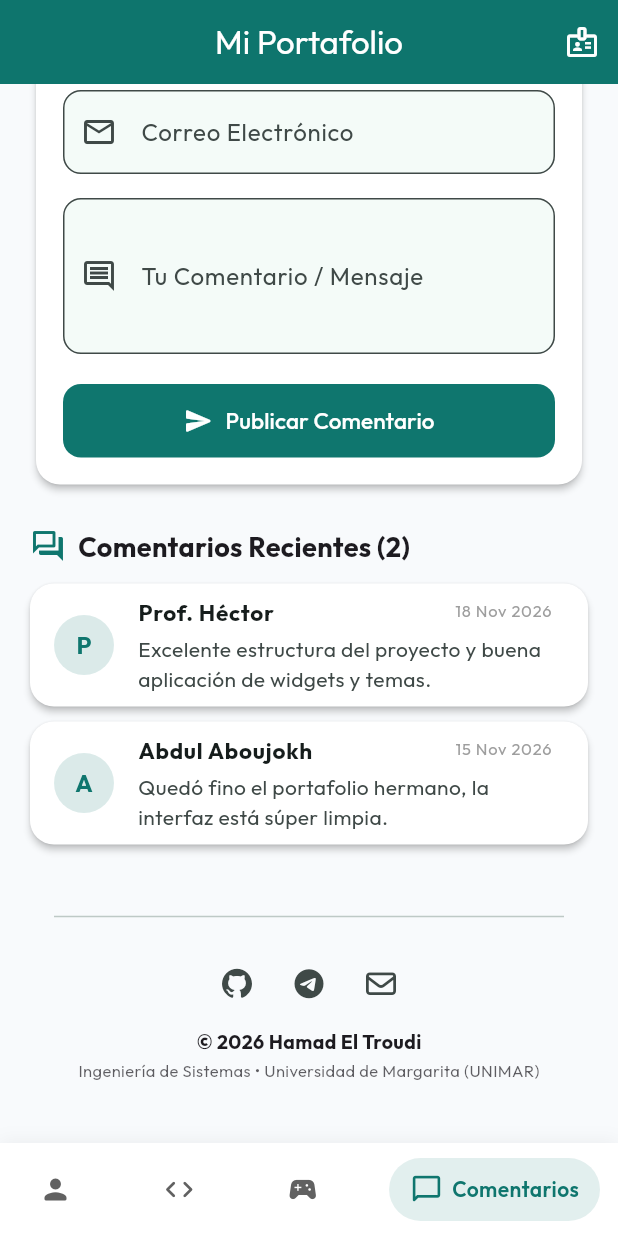
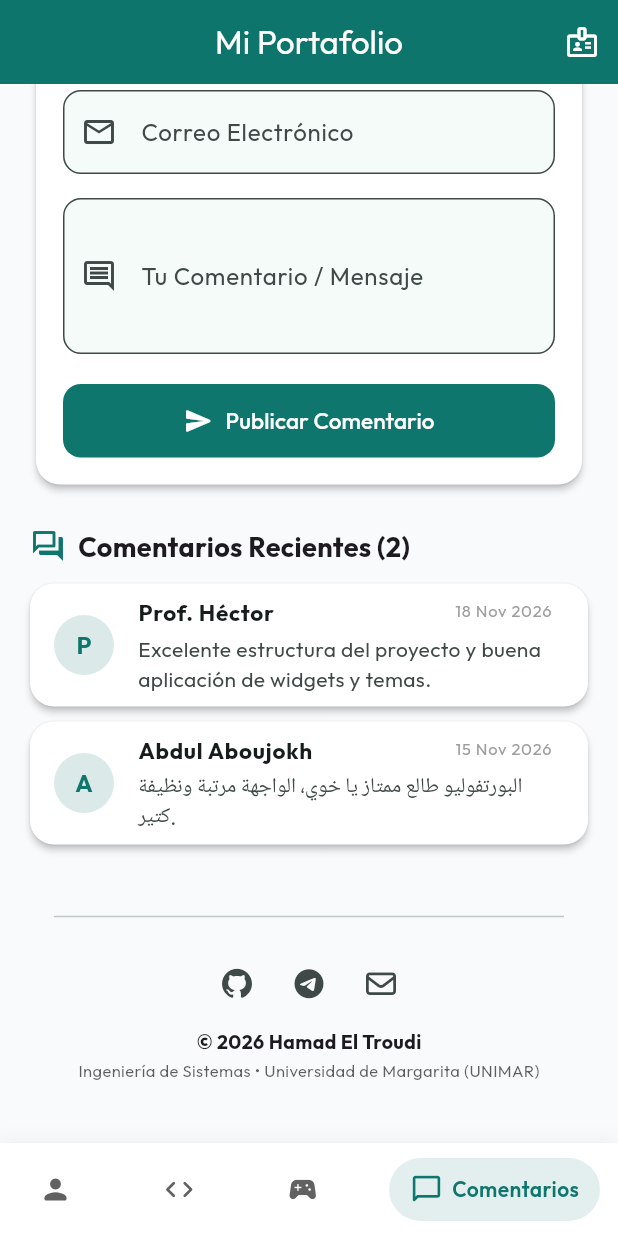
Before and after one commit to hamadtm07/portafolio, a Flutter app: the screen it shows after launch, item 4 of the bottom bar chosen, scrolled down 254 dp, on a phone screen of 412 x 824 dp. Run offline on Flutter 3.47's test engine with Material 3 defaults, Android fonts, the phone set to English and light mode, and no system bars; drawn by our look-alikes of google_nav_bar; our stand-ins replace font_awesome_flutter, google_fonts; network calls fail.

Commit message:
fix: actualizacion de comentario de Abdul al idioma arabe

```diff
--- a/lib/screens/home_screen.dart
+++ b/lib/screens/home_screen.dart
@@ -26,7 +26,7 @@ class _HomeScreenState extends State<HomeScreen> {
     const CommentModel(
       author: 'Abdul Aboujokh',
       email: 'abdul.aboujokh@unimar.edu.ve',
-      message: 'Quedó fino el portafolio hermano, la interfaz está súper limpia.',
+      message: 'البورتفوليو طالع ممتاز يا خوي، الواجهة مرتبة ونظيفة كتير.',
       date: '15 Nov 2026',
     ),
   ];
```
